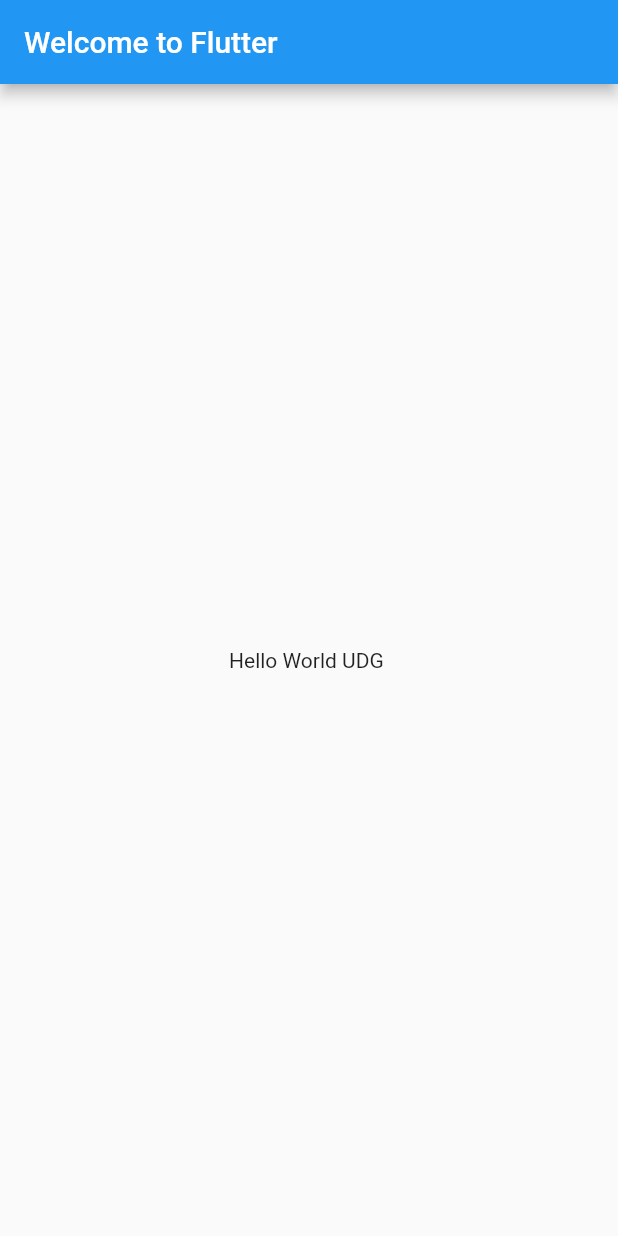
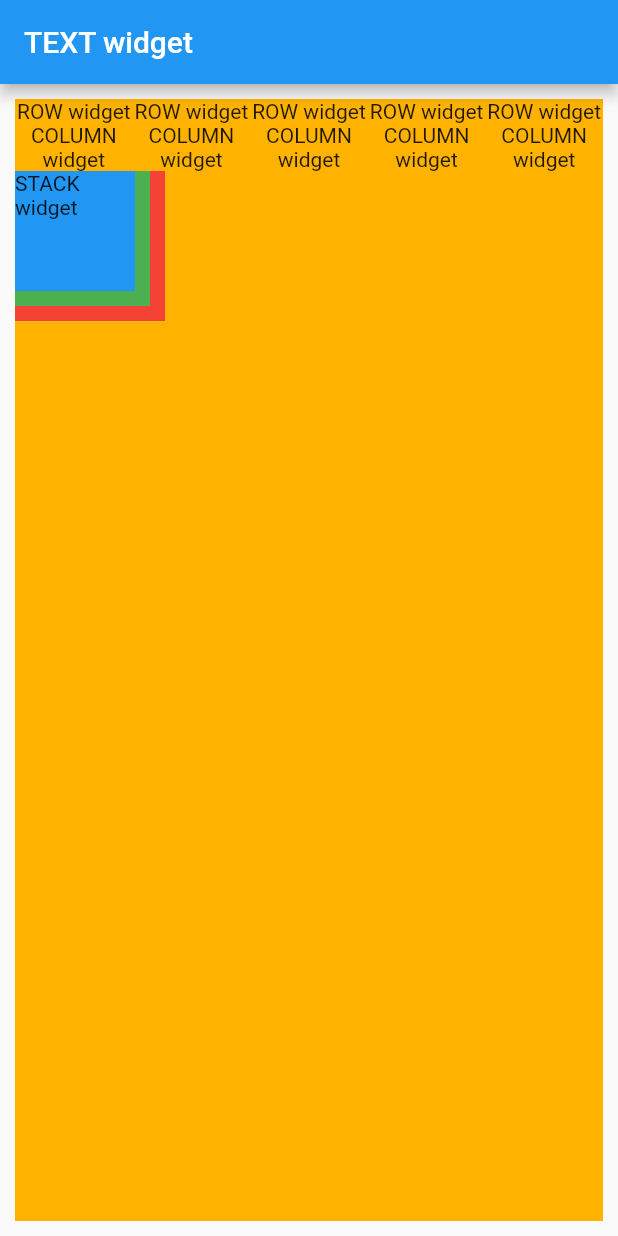
Before and after one commit to 219917398/my_app_2022, a Flutter app: the screen it shows after launch, on a phone screen of 412 x 824 dp. Run offline on Flutter 3.47's test engine with Material 2 defaults, Android fonts, the phone set to English and light mode, and no system bars.

Commit message:
050322 - 12.04

```diff
--- a/lib/main.dart
+++ b/lib/main.dart
@@ -1,24 +1,91 @@
 import 'package:flutter/material.dart';
 
-void main() {
-  runApp(const MyApp());
-}
+void main() => runApp(MaterialApp(
+  home: Scaffold(
+    appBar: AppBar(
+  title: Text('TEXT widget'),
+),
+    body: Container(
+      margin: const EdgeInsets.all(10.0),
+      color: Colors.amber[600],
 
-class MyApp extends StatelessWidget {
-  const MyApp({Key? key}) : super(key: key);
+      child: Column(
+        children: [
+          Row(
+            children: const <Widget>[
+              Expanded(
+                child: Text('ROW widget', textAlign: TextAlign.center),
+              ),
+              Expanded(
+                child: Text('ROW widget', textAlign: TextAlign.center),
+              ),
+              Expanded(
+                child: Text('ROW widget', textAlign: TextAlign.center),
+              ),
+              Expanded(
+                child: Text('ROW widget', textAlign: TextAlign.center),
+              ),
+              Expanded(
+                child: Text('ROW widget', textAlign: TextAlign.center),
+              ),
+            ],
+          ),
 
-  @override
-  Widget build(BuildContext context) {
-    return MaterialApp(
-      title: 'Welcome to Flutter',
-      home: Scaffold(
-        appBar: AppBar(
-          title: const Text('Welcome to Flutter'),
-        ),
-        body: const Center(
-          child: Text('Hello World UDG '),
-        ),
+          Row(
+            children: const <Widget>[
+              Expanded(
+                child: Text('COLUMN widget', textAlign: TextAlign.center),
+              ),
+              Expanded(
+                child: Text('COLUMN widget', textAlign: TextAlign.center),
+              ),
+              Expanded(
+                child: Text('COLUMN widget', textAlign: TextAlign.center),
+              ),
+              Expanded(
+                child: Text('COLUMN widget', textAlign: TextAlign.center),
+              ),
+              Expanded(
+                child: Text('COLUMN widget', textAlign: TextAlign.center),
+              ),
+            ],
+          ),
+
+          Row(
+            children: [
+              Stack(
+                children: <Widget>[
+                  Container(
+                    width: 100,
+                    height: 100,
+                    color: Colors.red,
+                  ),
+                  Container(
+                    width: 90,
+                    height: 90,
+                    color: Colors.green,
+                  ),
+                  Container(
+                    width: 80,
+                    height: 80,
+                    color: Colors.blue,
+                    child: const Text('STACK widget'),
+                  ),
+                ],
+              ),
+            ],
+
+          ),
+
+        ],
       ),
-    );
-  }
-}
+
+
+      ),
+
+
+
+
+      ),
+    ),
+);
--- a/pubspec.yaml
+++ b/pubspec.yaml
@@ -29,6 +29,7 @@ environment:
 dependencies:
   flutter:
     sdk: flutter
+
 
 
   # The following adds the Cupertino Icons font to your application.
```
